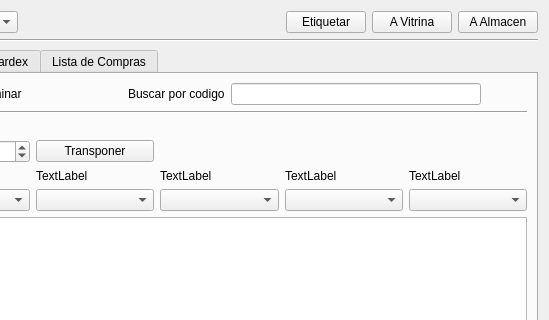
The window that producto/ui_producto.ui (rodety/Jireh) describes before a commit, drawn with Qt 5; both pictures show x 234 to 783 and y 0 to 320 of the 783 by 425 pixel window.
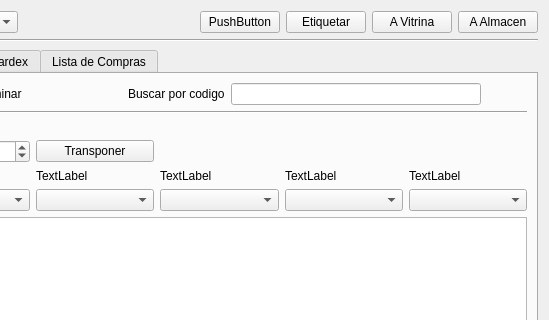
The same window after the commit. Icons and pictures are not drawn. Custom widgets are drawn as their Qt base class.

Patch:
```diff
--- a/producto/ui_producto.ui
+++ b/producto/ui_producto.ui
@@ -118,6 +118,17 @@
        </property>
       </spacer>
      </item>
+     <item>
+      <widget class="QPushButton" name="pushButton">
+       <property name="text">
+        <string>PushButton</string>
+       </property>
+       <property name="icon">
+        <iconset resource="../Icons/Icons.qrc">
+         <normaloff>:/Icons/printer.png</normaloff>:/Icons/printer.png</iconset>
+       </property>
+      </widget>
+     </item>
      <item>
       <widget class="QPushButton" name="pushButton_etiquetar">
        <property name="text">
```
